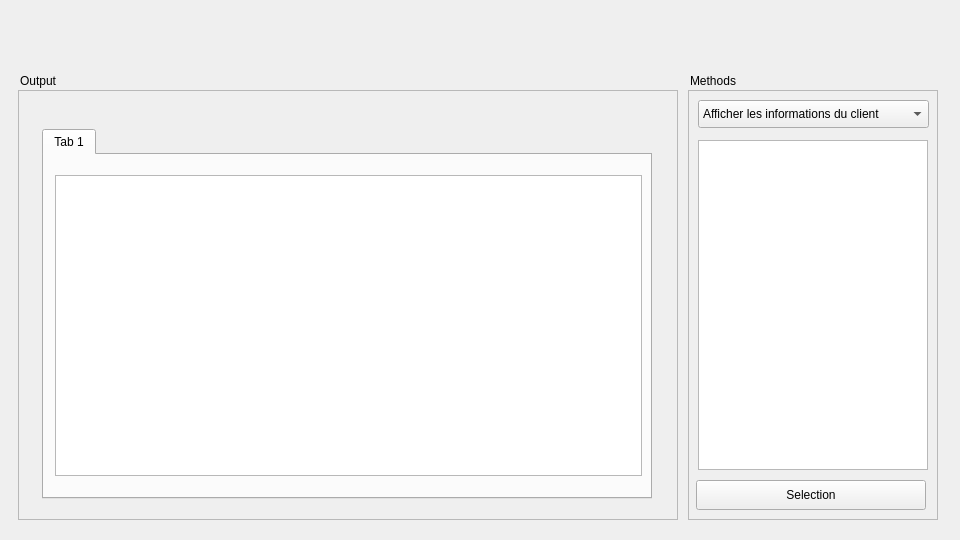
This is server/MainWindow.ui in BaptisteAPPRIOU/9-cercles as Qt 5 draws it before an edit. The edited form follows.
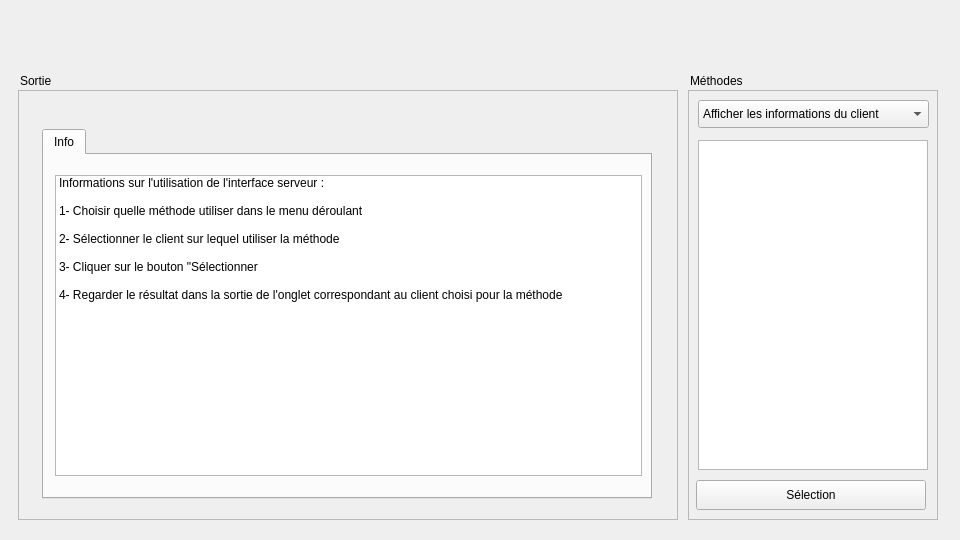
This is the edited form.

Commit message: ring4: refactor: update UI properties and enhance user instructions in MainWindow

What changed in the file:
```diff
--- a/server/MainWindow.ui
+++ b/server/MainWindow.ui
@@ -13,6 +13,9 @@
   <property name="windowTitle">
    <string>MainWindow</string>
   </property>
+  <property name="autoFillBackground">
+   <bool>false</bool>
+  </property>
   <widget class="QWidget" name="centralwidget">
    <widget class="QFrame" name="frame_2">
     <property name="geometry">
@@ -55,7 +58,7 @@
       </rect>
      </property>
      <property name="text">
-      <string>Selection</string>
+      <string>Sélection</string>
      </property>
     </widget>
     <widget class="QComboBox" name="comboBox">
@@ -133,7 +136,7 @@
      </property>
      <widget class="QWidget" name="clientTab">
       <attribute name="title">
-       <string>Tab 1</string>
+       <string>Info</string>
       </attribute>
       <widget class="QListWidget" name="listWidget">
        <property name="geometry">
@@ -144,6 +147,51 @@
          <height>301</height>
         </rect>
        </property>
+       <item>
+        <property name="text">
+         <string>Informations sur l'utilisation de l'interface serveur :</string>
+        </property>
+       </item>
+       <item>
+        <property name="text">
+         <string/>
+        </property>
+       </item>
+       <item>
+        <property name="text">
+         <string>1- Choisir quelle méthode utiliser dans le menu déroulant</string>
+        </property>
+       </item>
+       <item>
+        <property name="text">
+         <string/>
+        </property>
+       </item>
+       <item>
+        <property name="text">
+         <string>2- Sélectionner le client sur lequel utiliser la méthode</string>
+        </property>
+       </item>
+       <item>
+        <property name="text">
+         <string/>
+        </property>
+       </item>
+       <item>
+        <property name="text">
+         <string>3- Cliquer sur le bouton &quot;Sélectionner</string>
+        </property>
+       </item>
+       <item>
+        <property name="text">
+         <string/>
+        </property>
+       </item>
+       <item>
+        <property name="text">
+         <string>4- Regarder le résultat dans la sortie de l'onglet correspondant au client choisi pour la méthode</string>
+        </property>
+       </item>
       </widget>
      </widget>
     </widget>
@@ -158,7 +206,7 @@
      </rect>
     </property>
     <property name="text">
-     <string>Output</string>
+     <string>Sortie</string>
     </property>
    </widget>
    <widget class="QLabel" name="labelRight">
@@ -171,7 +219,7 @@
      </rect>
     </property>
     <property name="text">
-     <string>Methods</string>
+     <string>Méthodes</string>
     </property>
    </widget>
   </widget>
```
Left out of the diff: 10 changed lines with no effect on the pictures.
